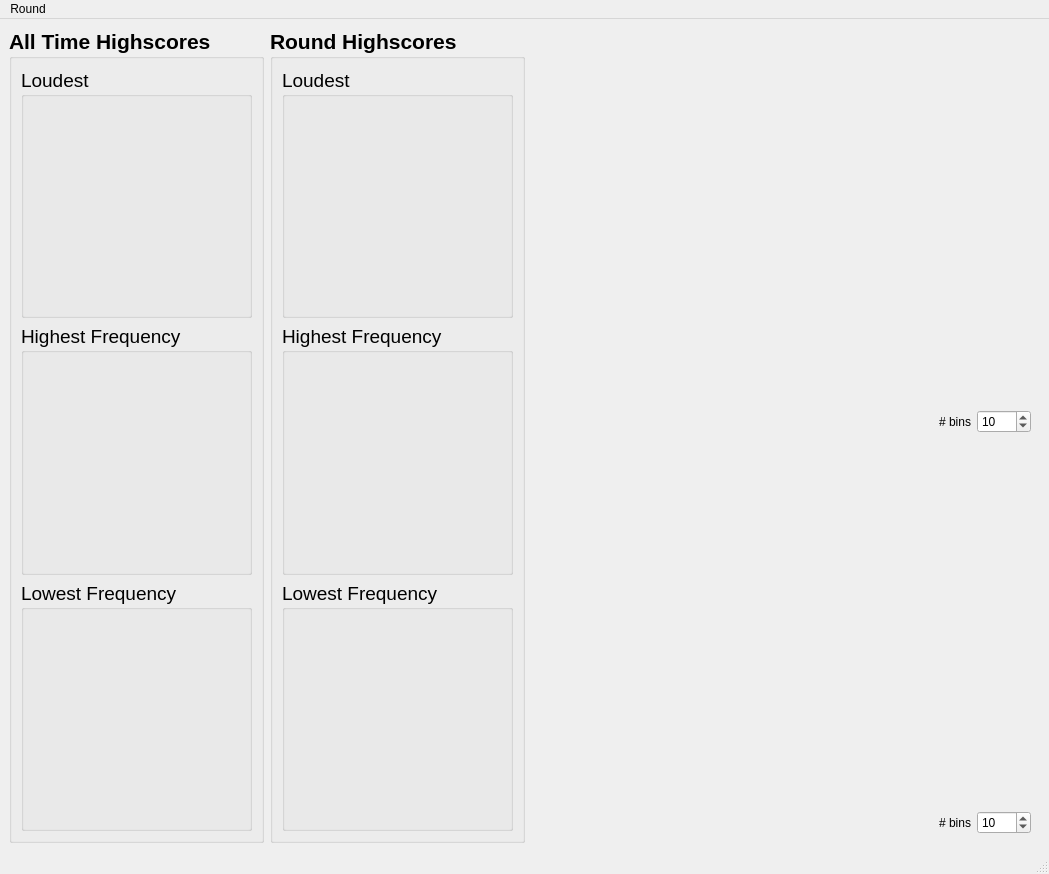
This is ui/scores.ui in jens-j/krijseenprijs as Qt 5 draws it before an edit. The edited form follows.
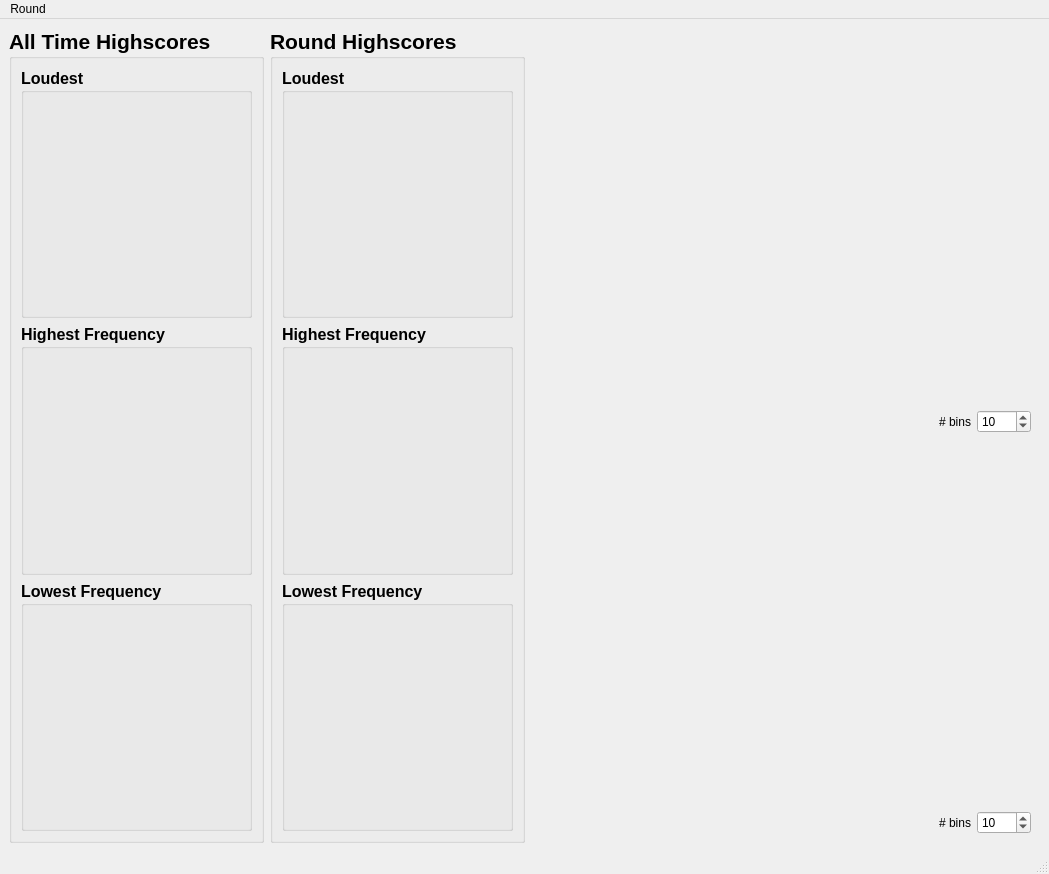
This is the edited form. Custom widgets are drawn as their Qt base class.

Patch:
```diff
--- a/ui/scores.ui
+++ b/ui/scores.ui
@@ -38,9 +38,9 @@
         <widget class="QGroupBox" name="boxGlobalLoudest">
          <property name="font">
           <font>
-           <pointsize>14</pointsize>
-           <weight>50</weight>
-           <bold>false</bold>
+           <pointsize>12</pointsize>
+           <weight>75</weight>
+           <bold>true</bold>
           </font>
          </property>
          <property name="title">
@@ -67,9 +67,9 @@
         <widget class="QGroupBox" name="boxGlobalHighest">
          <property name="font">
           <font>
-           <pointsize>14</pointsize>
-           <weight>50</weight>
-           <bold>false</bold>
+           <pointsize>12</pointsize>
+           <weight>75</weight>
+           <bold>true</bold>
           </font>
          </property>
          <property name="title">
@@ -96,9 +96,9 @@
         <widget class="QGroupBox" name="boxGlobalLowest">
          <property name="font">
           <font>
-           <pointsize>14</pointsize>
-           <weight>50</weight>
-           <bold>false</bold>
+           <pointsize>12</pointsize>
+           <weight>75</weight>
+           <bold>true</bold>
           </font>
          </property>
          <property name="title">
@@ -147,9 +147,9 @@
         <widget class="QGroupBox" name="boxLocalLoudest">
          <property name="font">
           <font>
-           <pointsize>14</pointsize>
-           <weight>50</weight>
-           <bold>false</bold>
+           <pointsize>12</pointsize>
+           <weight>75</weight>
+           <bold>true</bold>
           </font>
          </property>
          <property name="title">
@@ -176,9 +176,9 @@
         <widget class="QGroupBox" name="boxLocalHighest">
          <property name="font">
           <font>
-           <pointsize>14</pointsize>
-           <weight>50</weight>
-           <bold>false</bold>
+           <pointsize>12</pointsize>
+           <weight>75</weight>
+           <bold>true</bold>
           </font>
          </property>
          <property name="title">
@@ -205,9 +205,9 @@
         <widget class="QGroupBox" name="boxLocalLowest">
          <property name="font">
           <font>
-           <pointsize>14</pointsize>
-           <weight>50</weight>
-           <bold>false</bold>
+           <pointsize>12</pointsize>
+           <weight>75</weight>
+           <bold>true</bold>
           </font>
          </property>
          <property name="title">
```
Left out of the diff: 3 changed lines with no effect on the pictures.
